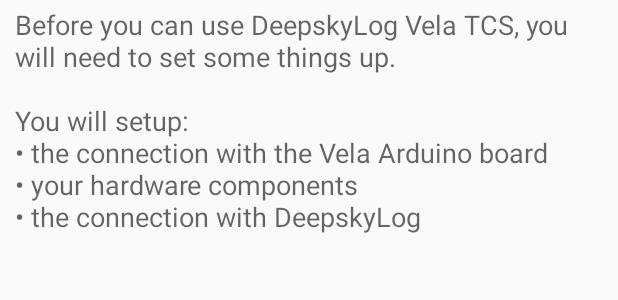
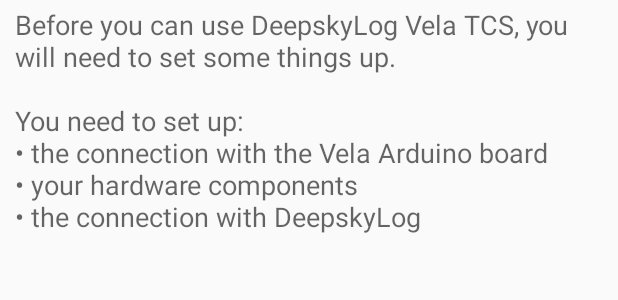
Before and after one commit to WimDeMeester/Vela, an Android app: the layout activity_startup_wizard1.xml on its own in the app's theme, with its tools: preview values and no code run, on a phone screen of 412 x 824 dp. Shown: the part 627-927 px from the top of the screen. Run offline under Robolectric (Android 15) with nearby library versions, the phone set to English and light mode, and no system bars.

Commit message:
Small language correction

```diff
--- a/app/src/main/res/values/strings.xml
+++ b/app/src/main/res/values/strings.xml
@@ -8,6 +8,6 @@
     <string name="wizard">Startup Wizard</string>
 
     <string name="startupWizard1_1">Before you can use DeepskyLog Vela TCS, you will need to set some things up.\n
-    \nYou will setup:\n• the connection with the Vela Arduino board\n• your hardware components\n• the connection with DeepskyLog\n</string>
+    \nYou need to set up:\n• the connection with the Vela Arduino board\n• your hardware components\n• the connection with DeepskyLog\n</string>
     <string name="startWizard">Start Wizard</string>
 </resources>
```
